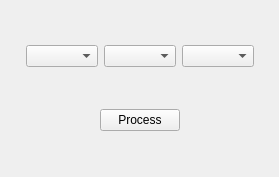
hnguy028/Data-Center-Manager, file include/data/uid/dc_selection.ui: the form before one commit.
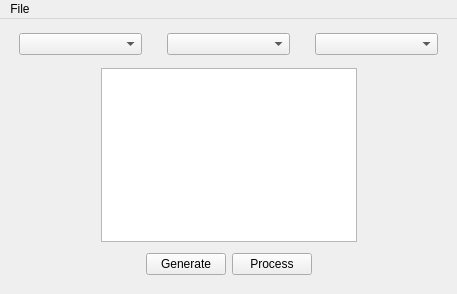
The form after the commit. Custom widgets are drawn as their Qt base class.

```diff
--- a/include/data/uid/dc_selection.ui
+++ b/include/data/uid/dc_selection.ui
@@ -6,8 +6,8 @@
    <rect>
     <x>0</x>
     <y>0</y>
-    <width>279</width>
-    <height>177</height>
+    <width>457</width>
+    <height>294</height>
    </rect>
   </property>
   <property name="windowTitle">
@@ -15,23 +15,28 @@
   </property>
   <widget class="QWidget" name="centralwidget">
    <layout class="QHBoxLayout" name="horizontalLayout_4">
-    <item>
-     <spacer name="horizontalSpacer_3">
-      <property name="orientation">
-       <enum>Qt::Horizontal</enum>
-      </property>
-      <property name="sizeHint" stdset="0">
-       <size>
-        <width>2</width>
-        <height>20</height>
-       </size>
-      </property>
-     </spacer>
-    </item>
+    <property name="spacing">
+     <number>6</number>
+    </property>
     <item>
      <layout class="QVBoxLayout" name="verticalLayout">
       <item>
        <layout class="QHBoxLayout" name="horizontalLayout_3">
+        <property name="spacing">
+         <number>25</number>
+        </property>
+        <property name="leftMargin">
+         <number>10</number>
+        </property>
+        <property name="topMargin">
+         <number>5</number>
+        </property>
+        <property name="rightMargin">
+         <number>10</number>
+        </property>
+        <property name="bottomMargin">
+         <number>2</number>
+        </property>
         <item>
          <widget class="DependentComboBox" name="cbx_dcs_1"/>
         </item>
@@ -43,8 +48,59 @@
         </item>
        </layout>
       </item>
+      <item>
+       <layout class="QGridLayout" name="gridLayout">
+        <property name="leftMargin">
+         <number>5</number>
+        </property>
+        <property name="topMargin">
+         <number>5</number>
+        </property>
+        <property name="rightMargin">
+         <number>5</number>
+        </property>
+        <property name="bottomMargin">
+         <number>5</number>
+        </property>
+        <item row="0" column="1">
+         <widget class="ProcessListView" name="process_list_view"/>
+        </item>
+        <item row="0" column="0">
+         <spacer name="horizontalSpacer_3">
+          <property name="orientation">
+           <enum>Qt::Horizontal</enum>
+          </property>
+          <property name="sizeHint" stdset="0">
+           <size>
+            <width>10</width>
+            <height>20</height>
+           </size>
+          </property>
+         </spacer>
+        </item>
+        <item row="0" column="2">
+         <spacer name="horizontalSpacer_4">
+          <property name="orientation">
+           <enum>Qt::Horizontal</enum>
+          </property>
+          <property name="sizeHint" stdset="0">
+           <size>
+            <width>10</width>
+            <height>20</height>
+           </size>
+          </property>
+         </spacer>
+        </item>
+       </layout>
+      </item>
       <item>
        <layout class="QHBoxLayout" name="horizontalLayout">
+        <property name="topMargin">
+         <number>0</number>
+        </property>
+        <property name="bottomMargin">
+         <number>10</number>
+        </property>
         <item>
          <spacer name="horizontalSpacer">
           <property name="orientation">
@@ -58,6 +114,13 @@
           </property>
          </spacer>
         </item>
+        <item>
+         <widget class="QPushButton" name="btn_dcs_gen">
+          <property name="text">
+           <string>Generate</string>
+          </property>
+         </widget>
+        </item>
         <item>
          <widget class="QPushButton" name="btn_dcs">
           <property name="text">
@@ -82,19 +145,6 @@
       </item>
      </layout>
     </item>
-    <item>
-     <spacer name="horizontalSpacer_4">
-      <property name="orientation">
-       <enum>Qt::Horizontal</enum>
-      </property>
-      <property name="sizeHint" stdset="0">
-       <size>
-        <width>2</width>
-        <height>20</height>
-       </size>
-      </property>
-     </spacer>
-    </item>
    </layout>
   </widget>
   <widget class="QMenuBar" name="menubar">
@@ -102,10 +152,17 @@
     <rect>
      <x>0</x>
      <y>0</y>
-     <width>279</width>
+     <width>457</width>
      <height>21</height>
     </rect>
    </property>
+   <widget class="QMenu" name="menuFile">
+    <property name="title">
+     <string>File</string>
+    </property>
+    <addaction name="actionAdd_DC_Station"/>
+   </widget>
+   <addaction name="menuFile"/>
   </widget>
  </widget>
  <customwidgets>
@@ -114,6 +171,11 @@
    <extends>QComboBox</extends>
    <header>CustomWidgets</header>
   </customwidget>
+  <customwidget>
+   <class>ProcessListView</class>
+   <extends>QListWidget</extends>
+   <header>CustomWidgets</header>
+  </customwidget>
  </customwidgets>
  <resources/>
  <connections/>
```
Left out of the diff: 5 changed lines with no effect on the pictures.
